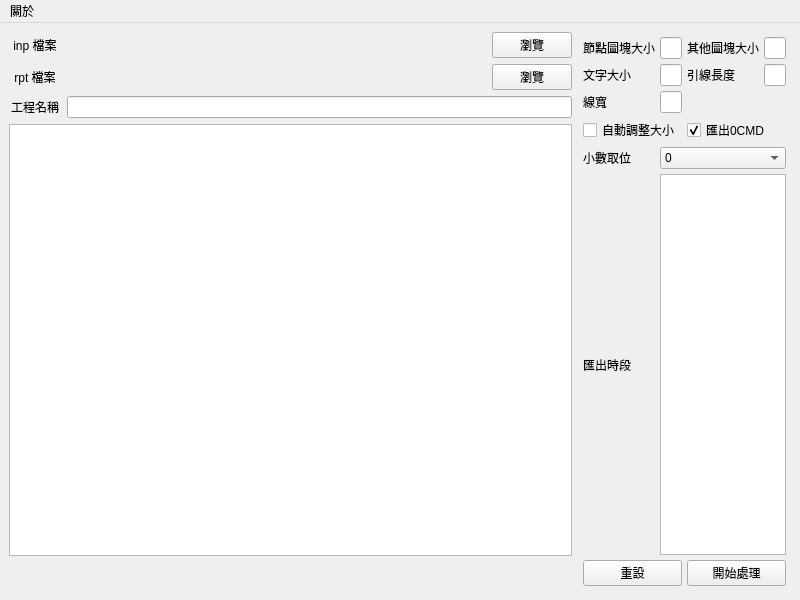
Old version of the form ui.ui in the repository lihsin2000/epa2hydchart.
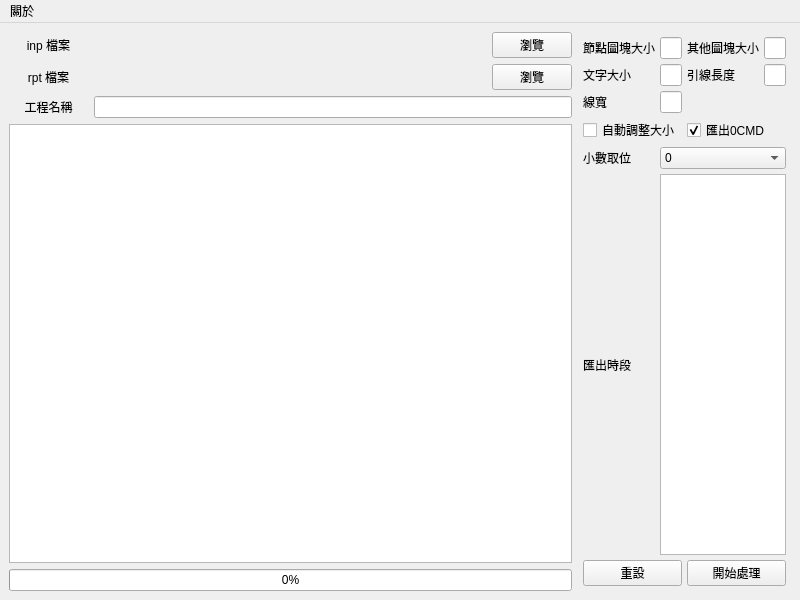
New version of the form. Icons and pictures are not drawn.

Commit message: feat: Enhance progress tracking and UI updates

Patch:
```diff
--- a/ui.ui
+++ b/ui.ui
@@ -49,25 +49,14 @@
     <item>
      <layout class="QHBoxLayout" name="horizontalLayout" stretch="4,1">
       <item>
-       <layout class="QGridLayout" name="gridLayout_2" rowstretch="1,1,1,15,1" columnstretch="1,8,1">
-        <item row="1" column="2">
-         <widget class="QPushButton" name="b_browser_rpt">
+       <layout class="QGridLayout" name="gridLayout_2" rowstretch="1,0,0,0,0,0" columnstretch="1,5,1">
+        <item row="0" column="0">
+         <widget class="QLabel" name="label">
           <property name="text">
-           <string>瀏覽</string>
+           <string>inp 檔案</string>
           </property>
-         </widget>
-        </item>
-        <item row="4" column="0" colspan="3">
-         <widget class="QLabel" name="l_progress">
-          <property name="text">
-           <string/>
-          </property>
-         </widget>
-        </item>
-        <item row="1" column="1">
-         <widget class="QLabel" name="l_rpt_path">
-          <property name="text">
-           <string/>
+          <property name="alignment">
+           <set>Qt::AlignCenter</set>
           </property>
          </widget>
         </item>
@@ -78,16 +67,6 @@
           </property>
          </widget>
         </item>
-        <item row="0" column="0">
-         <widget class="QLabel" name="label">
-          <property name="text">
-           <string>inp 檔案</string>
-          </property>
-          <property name="alignment">
-           <set>Qt::AlignCenter</set>
-          </property>
-         </widget>
-        </item>
         <item row="0" column="2">
          <widget class="QPushButton" name="b_browser_inp">
           <property name="text">
@@ -95,10 +74,17 @@
           </property>
          </widget>
         </item>
-        <item row="1" column="0">
-         <widget class="QLabel" name="label_2">
+        <item row="1" column="1">
+         <widget class="QLabel" name="l_rpt_path">
           <property name="text">
-           <string>rpt 檔案</string>
+           <string/>
+          </property>
+         </widget>
+        </item>
+        <item row="2" column="0">
+         <widget class="QLabel" name="label_4">
+          <property name="text">
+           <string>工程名稱</string>
           </property>
           <property name="alignment">
            <set>Qt::AlignCenter</set>
@@ -122,20 +108,31 @@
           </property>
           <property name="html">
            <string>&lt;!DOCTYPE HTML PUBLIC &quot;-//W3C//DTD HTML 4.0//EN&quot; &quot;http://www.w3.org/TR/REC-html40/strict.dtd&quot;&gt;
-&lt;html&gt;&lt;head&gt;&lt;meta name=&quot;qrichtext&quot; content=&quot;1&quot; /&gt;&lt;meta charset=&quot;utf-8&quot; /&gt;&lt;style type=&quot;text/css&quot;&gt;
+&lt;html&gt;&lt;head&gt;&lt;meta name=&quot;qrichtext&quot; content=&quot;1&quot; /&gt;&lt;style type=&quot;text/css&quot;&gt;
 p, li { white-space: pre-wrap; }
-hr { height: 1px; border-width: 0; }
-li.unchecked::marker { content: &quot;\2610&quot;; }
-li.checked::marker { content: &quot;\2612&quot;; }
-&lt;/style&gt;&lt;/head&gt;&lt;body style=&quot; font-family:'Microsoft JhengHei UI'; font-size:9pt; font-weight:400; font-style:normal;&quot;&gt;
-&lt;p style=&quot;-qt-paragraph-type:empty; margin-top:0px; margin-bottom:0px; margin-left:0px; margin-right:0px; -qt-block-indent:0; text-indent:0px; font-family:'PMingLiU';&quot;&gt;&lt;br /&gt;&lt;/p&gt;&lt;/body&gt;&lt;/html&gt;</string>
+&lt;/style&gt;&lt;/head&gt;&lt;body style=&quot; font-family:'PMingLiU'; font-size:9pt; font-weight:400; font-style:normal;&quot;&gt;
+&lt;p style=&quot;-qt-paragraph-type:empty; margin-top:0px; margin-bottom:0px; margin-left:0px; margin-right:0px; -qt-block-indent:0; text-indent:0px;&quot;&gt;&lt;br /&gt;&lt;/p&gt;&lt;/body&gt;&lt;/html&gt;</string>
           </property>
          </widget>
         </item>
-        <item row="2" column="0">
-         <widget class="QLabel" name="label_4">
+        <item row="1" column="2">
+         <widget class="QPushButton" name="b_browser_rpt">
           <property name="text">
-           <string>工程名稱</string>
+           <string>瀏覽</string>
+          </property>
+         </widget>
+        </item>
+        <item row="4" column="0" colspan="3">
+         <widget class="QProgressBar" name="progressBar">
+          <property name="value">
+           <number>0</number>
+          </property>
+         </widget>
+        </item>
+        <item row="1" column="0">
+         <widget class="QLabel" name="label_2">
+          <property name="text">
+           <string>rpt 檔案</string>
           </property>
           <property name="alignment">
            <set>Qt::AlignCenter</set>
```
Left out of the diff: 4 changed lines with no effect on the pictures. The commit also changes 8 other files.
